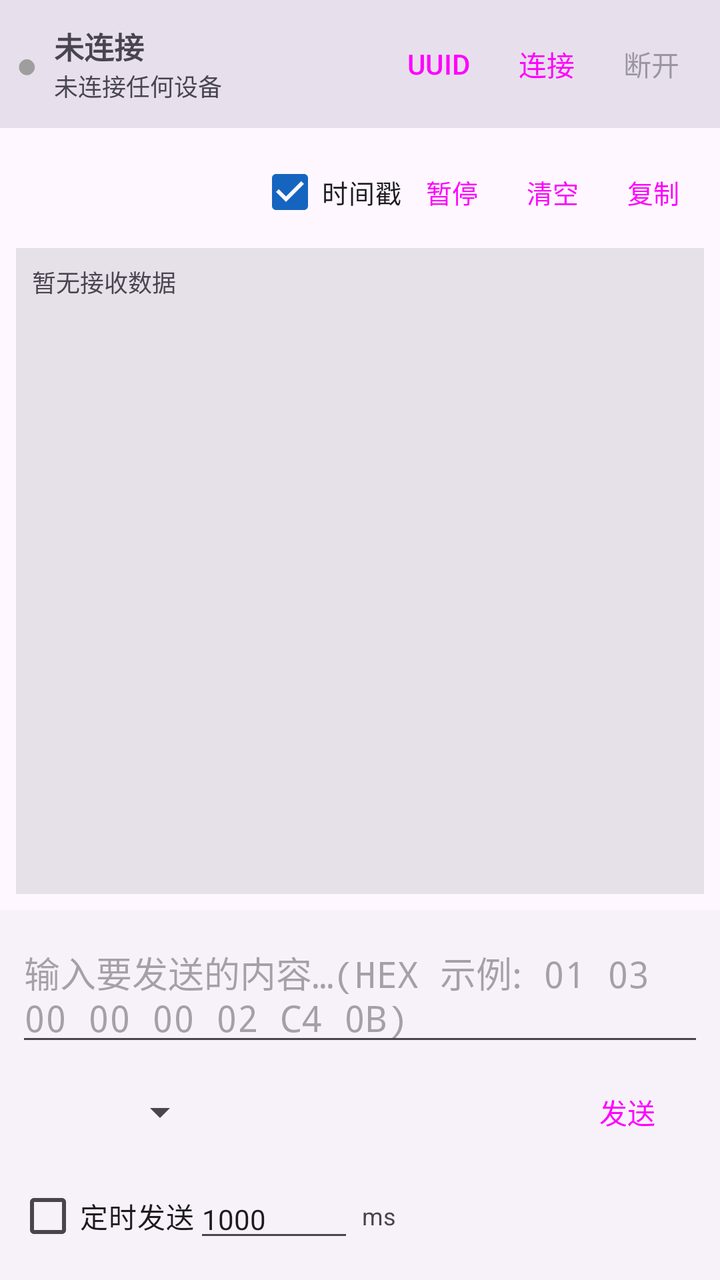
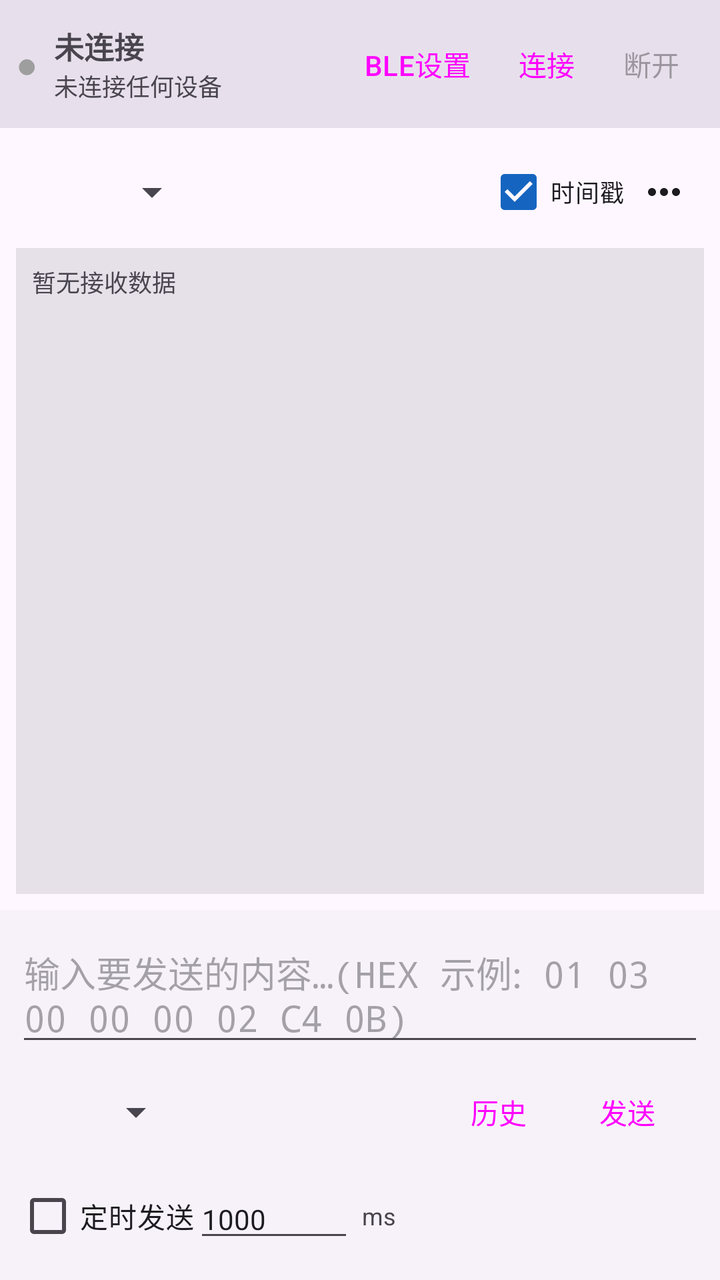

Two renders of the same Android screen: before a commit and after it. Below are the layout's source before the change and the commit's diff.
<!-- AndroidManifest.xml: application theme Theme.BluetoothSerial -->
<!-- res/layout/fragment_console.xml -->
<?xml version="1.0" encoding="utf-8"?>
<LinearLayout xmlns:android="http://schemas.android.com/apk/res/android"
    xmlns:app="http://schemas.android.com/apk/res-auto"
    xmlns:tools="http://schemas.android.com/tools"
    android:layout_width="match_parent"
    android:layout_height="match_parent"
    android:orientation="vertical">

    
    <LinearLayout
        android:layout_width="match_parent"
        android:layout_height="wrap_content"
        android:background="?attr/colorSurfaceVariant"
        android:gravity="center_vertical"
        android:orientation="horizontal"
        android:padding="8dp">

        <TextView
            android:id="@+id/tvStatusDot"
            android:layout_width="wrap_content"
            android:layout_height="wrap_content"
            android:text="●"
            android:textColor="@color/status_disconnected"
            android:textSize="18sp" />

        <LinearLayout
            android:layout_width="0dp"
            android:layout_height="wrap_content"
            android:layout_weight="1"
            android:orientation="vertical"
            android:paddingStart="8dp"
            android:paddingEnd="8dp">

            <TextView
                android:id="@+id/tvDeviceName"
                android:layout_width="wrap_content"
                android:layout_height="wrap_content"
                android:ellipsize="end"
                android:maxLines="1"
                android:text="@string/not_connected"
                android:textSize="15sp"
                android:textStyle="bold" />

            <TextView
                android:id="@+id/tvConnInfo"
                android:layout_width="wrap_content"
                android:layout_height="wrap_content"
                android:text="@string/conn_info_default"
                android:textSize="12sp" />
        </LinearLayout>

        <Button
            android:id="@+id/btnUuidSetting"
            style="@style/Widget.Material3.Button.TextButton"
            android:layout_width="wrap_content"
            android:layout_height="wrap_content"
            android:minWidth="0dp"
            android:paddingStart="8dp"
            android:paddingEnd="8dp"
            android:text="@string/uuid_setting" />

        <Button
            android:id="@+id/btnConnect"
            style="@style/Widget.Material3.Button.TextButton"
            android:layout_width="wrap_content"
            android:layout_height="wrap_content"
            android:minWidth="0dp"
            android:paddingStart="8dp"
            android:paddingEnd="8dp"
            android:text="@string/connect" />

        <Button
            android:id="@+id/btnDisconnect"
            style="@style/Widget.Material3.Button.TextButton"
            android:layout_width="wrap_content"
            android:layout_height="wrap_content"
            android:enabled="false"
            android:minWidth="0dp"
            android:paddingStart="8dp"
            android:paddingEnd="8dp"
            android:text="@string/disconnect" />
    </LinearLayout>

    
    <LinearLayout
        android:layout_width="match_parent"
        android:layout_height="0dp"
        android:layout_weight="1"
        android:orientation="vertical"
        android:padding="8dp">

        <LinearLayout
            android:layout_width="match_parent"
            android:layout_height="wrap_content"
            android:gravity="center_vertical"
            android:orientation="horizontal">

            <com.google.android.material.button.MaterialButtonToggleGroup
                android:id="@+id/toggleRxFormat"
                android:layout_width="wrap_content"
                android:layout_height="wrap_content"
                app:selectionRequired="true"
                app:singleSelection="true">

                <Button
                    android:id="@+id/rxHex"
                    style="@style/Widget.Material3.Button.OutlinedButton"
                    android:layout_width="wrap_content"
                    android:layout_height="wrap_content"
                    android:minWidth="0dp"
                    android:paddingStart="10dp"
                    android:paddingEnd="10dp"
                    android:text="HEX" />

                <Button
                    android:id="@+id/rxAscii"
                    style="@style/Widget.Material3.Button.OutlinedButton"
                    android:layout_width="wrap_content"
                    android:layout_height="wrap_content"
                    android:minWidth="0dp"
                    android:paddingStart="10dp"
                    android:paddingEnd="10dp"
                    android:text="ASCII" />
            </com.google.android.material.button.MaterialButtonToggleGroup>

            <TextView
                android:id="@+id/tvRxStats"
                android:layout_width="0dp"
                android:layout_height="wrap_content"
                android:layout_marginStart="8dp"
                android:layout_weight="1"
                android:maxLines="1"
                android:textSize="11sp"
                tools:ignore="RtlSymmetry" />

            <CheckBox
                android:id="@+id/cbTimestamp"
                android:layout_width="wrap_content"
                android:layout_height="wrap_content"
                android:checked="true"
                android:text="@string/timestamp"
                android:textSize="13sp" />

            <Button
                android:id="@+id/btnPause"
                style="@style/Widget.Material3.Button.TextButton"
                android:layout_width="wrap_content"
                android:layout_height="wrap_content"
                android:minWidth="0dp"
                android:paddingStart="6dp"
                android:paddingEnd="6dp"
                android:text="@string/pause"
                android:textSize="13sp" />

            <Button
                android:id="@+id/btnClear"
                style="@style/Widget.Material3.Button.TextButton"
                android:layout_width="wrap_content"
                android:layout_height="wrap_content"
                android:minWidth="0dp"
                android:paddingStart="6dp"
                android:paddingEnd="6dp"
                android:text="@string/clear"
                android:textSize="13sp" />

            <Button
                android:id="@+id/btnCopy"
                style="@style/Widget.Material3.Button.TextButton"
                android:layout_width="wrap_content"
                android:layout_height="wrap_content"
                android:minWidth="0dp"
                android:paddingStart="6dp"
                android:paddingEnd="6dp"
                android:text="@string/copy"
                android:textSize="13sp" />
        </LinearLayout>

        <ScrollView
            android:id="@+id/scrollReceive"
            android:layout_width="match_parent"
            android:layout_height="0dp"
            android:layout_marginTop="4dp"
            android:layout_weight="1"
            android:background="?attr/colorSurfaceContainerHighest"
            android:fillViewport="true"
            android:padding="8dp">

            <TextView
                android:id="@+id/tvReceive"
                android:layout_width="match_parent"
                android:layout_height="wrap_content"
                android:fontFamily="monospace"
                android:lineSpacingExtra="2dp"
                android:text="@string/receive_placeholder"
                android:textIsSelectable="true"
                android:textSize="12sp" />
        </ScrollView>
    </LinearLayout>

    
    <LinearLayout
        android:layout_width="match_parent"
        android:layout_height="wrap_content"
        android:background="?attr/colorSurfaceContainerLow"
        android:orientation="vertical"
        android:padding="8dp">

        <EditText
            android:id="@+id/etSend"
            android:layout_width="match_parent"
            android:layout_height="wrap_content"
            android:fontFamily="monospace"
            android:hint="@string/send_hint"
            android:inputType="textMultiLine"
            android:maxLines="4"
            android:minLines="2" />

        <LinearLayout
            android:layout_width="match_parent"
            android:layout_height="wrap_content"
            android:layout_marginTop="4dp"
            android:gravity="center_vertical"
            android:orientation="horizontal">

            <com.google.android.material.button.MaterialButtonToggleGroup
                android:id="@+id/toggleTxFormat"
                android:layout_width="wrap_content"
                android:layout_height="wrap_content"
                app:selectionRequired="true"
                app:singleSelection="true">

                <Button
                    android:id="@+id/txHex"
                    style="@style/Widget.Material3.Button.OutlinedButton"
                    android:layout_width="wrap_content"
                    android:layout_height="wrap_content"
                    android:minWidth="0dp"
                    android:paddingStart="10dp"
                    android:paddingEnd="10dp"
                    android:text="HEX" />

                <Button
                    android:id="@+id/txAscii"
                    style="@style/Widget.Material3.Button.OutlinedButton"
                    android:layout_width="wrap_content"
                    android:layout_height="wrap_content"
                    android:minWidth="0dp"
                    android:paddingStart="10dp"
                    android:paddingEnd="10dp"
                    android:text="ASCII" />
            </com.google.android.material.button.MaterialButtonToggleGroup>

            <Spinner
                android:id="@+id/spLineEnd"
                android:layout_width="88dp"
                android:layout_height="wrap_content"
                android:layout_marginStart="8dp" />

            <Space
                android:layout_width="0dp"
                android:layout_height="1dp"
                android:layout_weight="1" />

            <Button
                android:id="@+id/btnSend"
                style="@style/Widget.Material3.Button"
                android:layout_width="wrap_content"
                android:layout_height="wrap_content"
                android:minWidth="0dp"
                android:paddingStart="16dp"
                android:paddingEnd="16dp"
                android:text="@string/send" />
        </LinearLayout>

        <LinearLayout
            android:layout_width="match_parent"
            android:layout_height="wrap_content"
            android:layout_marginTop="4dp"
            android:gravity="center_vertical"
            android:orientation="horizontal">

            <CheckBox
                android:id="@+id/cbLoop"
                android:layout_width="wrap_content"
                android:layout_height="wrap_content"
                android:text="@string/loop_send"
                android:textSize="14sp" />

            <EditText
                android:id="@+id/etInterval"
                android:layout_width="80dp"
                android:layout_height="wrap_content"
                android:inputType="number"
                android:maxLength="6"
                android:text="1000"
                android:textSize="14sp" />

            <TextView
                android:layout_width="wrap_content"
                android:layout_height="wrap_content"
                android:layout_marginStart="4dp"
                android:text="@string/ms_label"
                android:textSize="12sp" />
        </LinearLayout>
    </LinearLayout>
</LinearLayout>
<!-- resources referenced by this layout -->
<resources>
  <color name="status_disconnected">#9E9E9E</color>
  <string name="clear">清空</string>
  <string name="conn_info_default">未连接任何设备</string>
  <string name="connect">连接</string>
  <string name="copy">复制</string>
  <string name="disconnect">断开</string>
  <string name="loop_send">定时发送</string>
  <string name="ms_label">ms</string>
  <string name="not_connected">未连接</string>
  <string name="pause">暂停</string>
  <string name="receive_placeholder">暂无接收数据</string>
  <string name="send">发送</string>
  <string name="send_hint">输入要发送的内容…(HEX 示例: 01 03 00 00 00 02 C4 0B)</string>
  <string name="timestamp">时间戳</string>
  <string name="uuid_setting">UUID</string>
  <style name="Theme.BluetoothSerial" parent="Theme.Material3.DayNight.NoActionBar">
          <item name="colorPrimary">@color/primary</item>
          <item name="colorSecondary">@color/accent</item>
      </style>
  <color name="primary">#1565C0</color>
  <color name="accent">#00BCD4</color>
</resources>

<!-- the commit's change to res/layout/fragment_console.xml (unified diff, before → after) -->
@@ -57,7 +57,7 @@
             android:minWidth="0dp"
             android:paddingStart="8dp"
             android:paddingEnd="8dp"
-            android:text="@string/uuid_setting" />
+            android:text="@string/ble_setting" />
 
         <Button
             android:id="@+id/btnConnect"
@@ -108,9 +108,9 @@
                     android:layout_width="wrap_content"
                     android:layout_height="wrap_content"
                     android:minWidth="0dp"
-                    android:paddingStart="10dp"
-                    android:paddingEnd="10dp"
-                    android:text="HEX" />
+                    android:paddingStart="8dp"
+                    android:paddingEnd="8dp"
+                    android:text="@string/format_hex" />
 
                 <Button
                     android:id="@+id/rxAscii"
@@ -118,16 +118,22 @@
                     android:layout_width="wrap_content"
                     android:layout_height="wrap_content"
                     android:minWidth="0dp"
-                    android:paddingStart="10dp"
-                    android:paddingEnd="10dp"
-                    android:text="ASCII" />
+                    android:paddingStart="8dp"
+                    android:paddingEnd="8dp"
+                    android:text="@string/format_text" />
             </com.google.android.material.button.MaterialButtonToggleGroup>
+
+            <Spinner
+                android:id="@+id/spCharset"
+                android:layout_width="88dp"
+                android:layout_height="wrap_content"
+                android:layout_marginStart="4dp" />
 
             <TextView
                 android:id="@+id/tvRxStats"
                 android:layout_width="0dp"
                 android:layout_height="wrap_content"
-                android:layout_marginStart="8dp"
+                android:layout_marginStart="4dp"
                 android:layout_weight="1"
                 android:maxLines="1"
                 android:textSize="11sp"
@@ -139,40 +145,16 @@
                 android:layout_height="wrap_content"
                 android:checked="true"
                 android:text="@string/timestamp"
-                android:textSize="13sp" />
-
-            <Button
-                android:id="@+id/btnPause"
-                style="@style/Widget.Material3.Button.TextButton"
-                android:layout_width="wrap_content"
-                android:layout_height="wrap_content"
-                android:minWidth="0dp"
-                android:paddingStart="6dp"
-                android:paddingEnd="6dp"
-                android:text="@string/pause"
-                android:textSize="13sp" />
-
-            <Button
-                android:id="@+id/btnClear"
-                style="@style/Widget.Material3.Button.TextButton"
-                android:layout_width="wrap_content"
-                android:layout_height="wrap_content"
-                android:minWidth="0dp"
-                android:paddingStart="6dp"
-                android:paddingEnd="6dp"
-                android:text="@string/clear"
-                android:textSize="13sp" />
-
-            <Button
-                android:id="@+id/btnCopy"
-                style="@style/Widget.Material3.Button.TextButton"
-                android:layout_width="wrap_content"
-                android:layout_height="wrap_content"
-                android:minWidth="0dp"
-                android:paddingStart="6dp"
-                android:paddingEnd="6dp"
-                android:text="@string/copy"
-                android:textSize="13sp" />
+                android:textSize="12sp" />
+
+            <ImageButton
+                android:id="@+id/btnMore"
+                android:layout_width="40dp"
+                android:layout_height="40dp"
+                android:background="?attr/selectableItemBackgroundBorderless"
+                android:contentDescription="@string/more_menu"
+                android:src="@drawable/ic_more"
+                android:tint="?attr/colorOnSurface" />
         </LinearLayout>
 
         <ScrollView
@@ -235,9 +217,9 @@
                     android:layout_width="wrap_content"
                     android:layout_height="wrap_content"
                     android:minWidth="0dp"
-                    android:paddingStart="10dp"
-                    android:paddingEnd="10dp"
-                    android:text="HEX" />
+                    android:paddingStart="8dp"
+                    android:paddingEnd="8dp"
+                    android:text="@string/format_hex" />
 
                 <Button
                     android:id="@+id/txAscii"
@@ -245,16 +227,16 @@
                     android:layout_width="wrap_content"
                     android:layout_height="wrap_content"
                     android:minWidth="0dp"
-                    android:paddingStart="10dp"
-                    android:paddingEnd="10dp"
-                    android:text="ASCII" />
+                    android:paddingStart="8dp"
+                    android:paddingEnd="8dp"
+                    android:text="@string/format_text" />
             </com.google.android.material.button.MaterialButtonToggleGroup>
 
             <Spinner
                 android:id="@+id/spLineEnd"
-                android:layout_width="88dp"
-                android:layout_height="wrap_content"
-                android:layout_marginStart="8dp" />
+                android:layout_width="80dp"
+                android:layout_height="wrap_content"
+                android:layout_marginStart="4dp" />
 
             <Space
                 android:layout_width="0dp"
@@ -262,6 +244,16 @@
                 android:layout_weight="1" />
 
             <Button
+                android:id="@+id/btnHistory"
+                style="@style/Widget.Material3.Button.TextButton"
+                android:layout_width="wrap_content"
+                android:layout_height="wrap_content"
+                android:minWidth="0dp"
+                android:paddingStart="8dp"
+                android:paddingEnd="8dp"
+                android:text="@string/send_history" />
+
+            <Button
                 android:id="@+id/btnSend"
                 style="@style/Widget.Material3.Button"
                 android:layout_width="wrap_content"
<!-- resource entries referenced after the edit -->
@@ -1,20 +1,32 @@
 <!-- resources referenced by this layout -->
 <resources>
   <color name="status_disconnected">#9E9E9E</color>
-  <string name="clear">清空</string>
+  <!-- drawable ic_more (drawable) -->
+  <?xml version="1.0" encoding="utf-8"?>
+  <vector xmlns:android="http://schemas.android.com/apk/res/android"
+      android:width="24dp"
+      android:height="24dp"
+      android:viewportWidth="24"
+      android:viewportHeight="24">
+      <path
+          android:fillColor="#FF000000"
+          android:pathData="M6,10c-1.1,0 -2,0.9 -2,2s0.9,2 2,2 2,-0.9 2,-2 -0.9,-2 -2,-2zM12,10c-1.1,0 -2,0.9 -2,2s0.9,2 2,2 2,-0.9 2,-2 -0.9,-2 -2,-2zM18,10c-1.1,0 -2,0.9 -2,2s0.9,2 2,2 2,-0.9 2,-2 -0.9,-2 -2,-2z" />
+  </vector>
+  <string name="ble_setting">BLE设置</string>
   <string name="conn_info_default">未连接任何设备</string>
   <string name="connect">连接</string>
-  <string name="copy">复制</string>
   <string name="disconnect">断开</string>
+  <string name="format_hex">HEX</string>
+  <string name="format_text">文本</string>
   <string name="loop_send">定时发送</string>
+  <string name="more_menu">更多</string>
   <string name="ms_label">ms</string>
   <string name="not_connected">未连接</string>
-  <string name="pause">暂停</string>
   <string name="receive_placeholder">暂无接收数据</string>
   <string name="send">发送</string>
   <string name="send_hint">输入要发送的内容…(HEX 示例: 01 03 00 00 00 02 C4 0B)</string>
+  <string name="send_history">历史</string>
   <string name="timestamp">时间戳</string>
-  <string name="uuid_setting">UUID</string>
   <style name="Theme.BluetoothSerial" parent="Theme.Material3.DayNight.NoActionBar">
           <item name="colorPrimary">@color/primary</item>
           <item name="colorSecondary">@color/accent</item>
